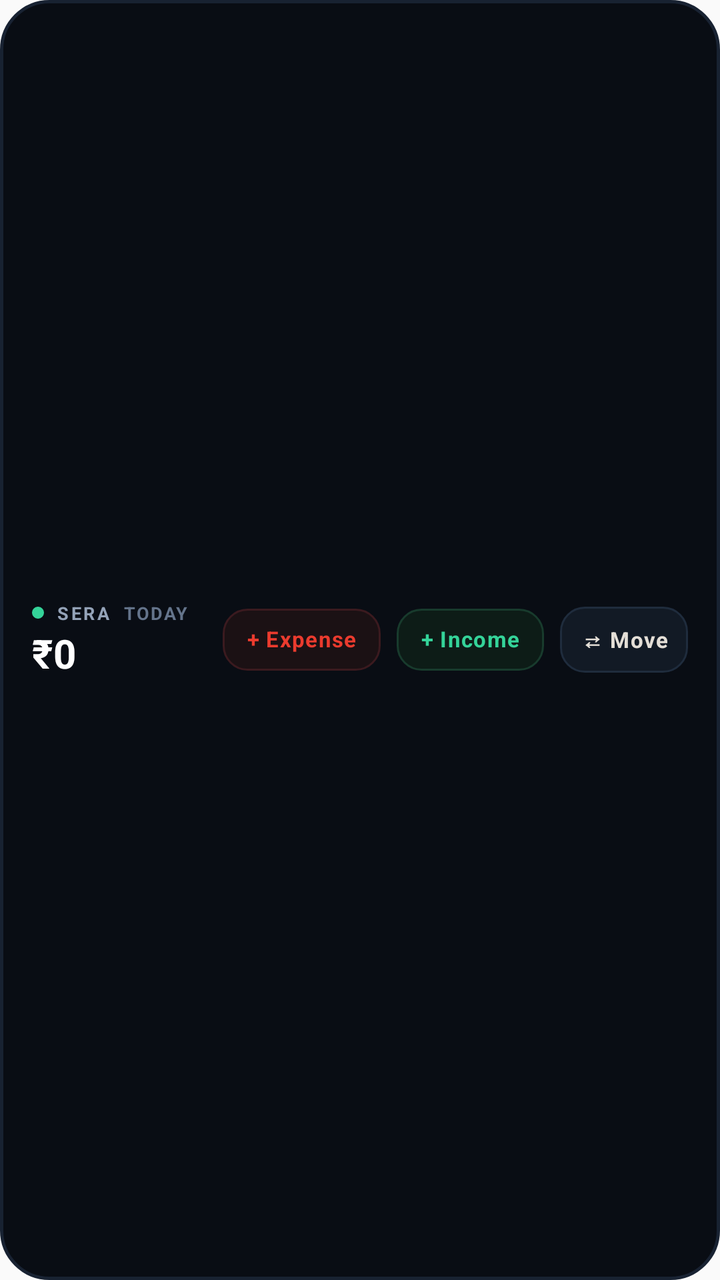
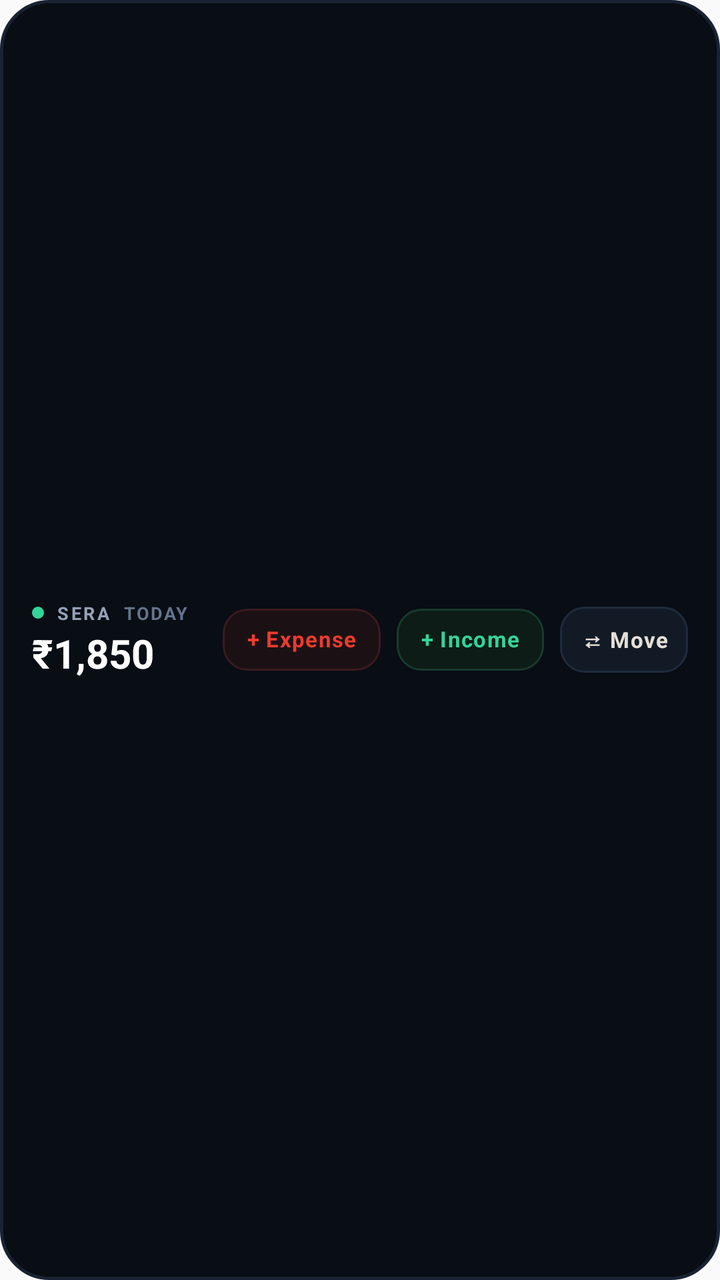

Compare the two renders of this Android layout. The source of the first and the diff that turns it into the second are given below.
<!-- AndroidManifest.xml: application theme AppTheme -->
<!-- res/layout/sera_widget_quick_action.xml -->
<?xml version="1.0" encoding="utf-8"?>
<LinearLayout xmlns:android="http://schemas.android.com/apk/res/android"
    android:id="@+id/widget_quick_action_root"
    android:layout_width="match_parent"
    android:layout_height="match_parent"
    android:background="@drawable/widget_card_bg"
    android:gravity="center_vertical"
    android:orientation="horizontal"
    android:paddingStart="16dp"
    android:paddingTop="12dp"
    android:paddingEnd="16dp"
    android:paddingBottom="12dp">

    
    <LinearLayout
        android:layout_width="0dp"
        android:layout_height="wrap_content"
        android:layout_weight="1"
        android:gravity="center_vertical"
        android:orientation="vertical">

        <LinearLayout
            android:layout_width="wrap_content"
            android:layout_height="wrap_content"
            android:gravity="center_vertical"
            android:orientation="horizontal">

            <ImageView
                android:layout_width="6dp"
                android:layout_height="6dp"
                android:contentDescription="Live"
                android:src="@drawable/widget_dot_live" />

            <TextView
                android:id="@+id/widget_qa_brand"
                android:layout_width="wrap_content"
                android:layout_height="wrap_content"
                android:layout_marginStart="6dp"
                android:letterSpacing="0.14"
                android:text="SERA"
                android:textColor="#94A3B8"
                android:textSize="9sp"
                android:textStyle="bold" />

            <TextView
                android:layout_width="wrap_content"
                android:layout_height="wrap_content"
                android:layout_marginStart="6dp"
                android:letterSpacing="0.08"
                android:text="TODAY"
                android:textColor="#64748B"
                android:textSize="9sp"
                android:textStyle="bold" />
        </LinearLayout>

        <TextView
            android:id="@+id/widget_qa_today_spent"
            android:layout_width="wrap_content"
            android:layout_height="wrap_content"
            android:layout_marginTop="3dp"
            android:ellipsize="end"
            android:includeFontPadding="false"
            android:maxLines="1"
            android:text="₹0"
            android:textColor="#FFFFFF"
            android:textSize="20sp"
            android:textStyle="bold" />
    </LinearLayout>

    
    <LinearLayout
        android:layout_width="wrap_content"
        android:layout_height="wrap_content"
        android:gravity="center_vertical"
        android:orientation="horizontal">

        <TextView
            android:id="@+id/btn_qa_expense"
            android:layout_width="wrap_content"
            android:layout_height="wrap_content"
            android:background="@drawable/widget_btn_expense_bg"
            android:gravity="center"
            android:includeFontPadding="false"
            android:letterSpacing="0.04"
            android:maxLines="1"
            android:paddingStart="12dp"
            android:paddingTop="9dp"
            android:paddingEnd="12dp"
            android:paddingBottom="9dp"
            android:text="+ Expense"
            android:textColor="#EB3B2E"
            android:textSize="11sp"
            android:textStyle="bold" />

        <TextView
            android:id="@+id/btn_qa_income"
            android:layout_width="wrap_content"
            android:layout_height="wrap_content"
            android:layout_marginStart="8dp"
            android:background="@drawable/widget_btn_income_bg"
            android:gravity="center"
            android:includeFontPadding="false"
            android:letterSpacing="0.04"
            android:maxLines="1"
            android:paddingStart="12dp"
            android:paddingTop="9dp"
            android:paddingEnd="12dp"
            android:paddingBottom="9dp"
            android:text="+ Income"
            android:textColor="#34D399"
            android:textSize="11sp"
            android:textStyle="bold" />

        <TextView
            android:id="@+id/btn_qa_transfer"
            android:layout_width="wrap_content"
            android:layout_height="wrap_content"
            android:layout_marginStart="8dp"
            android:background="@drawable/widget_btn_neutral_bg"
            android:gravity="center"
            android:includeFontPadding="false"
            android:letterSpacing="0.04"
            android:maxLines="1"
            android:paddingStart="10dp"
            android:paddingTop="9dp"
            android:paddingEnd="10dp"
            android:paddingBottom="9dp"
            android:text="⇄ Move"
            android:textColor="#E4DFD7"
            android:textSize="11sp"
            android:textStyle="bold" />
    </LinearLayout>
</LinearLayout>
<!-- resources referenced by this layout -->
<resources>
  <!-- drawable widget_btn_expense_bg (drawable) -->
  <?xml version="1.0" encoding="utf-8"?>
  <shape xmlns:android="http://schemas.android.com/apk/res/android"
      android:shape="rectangle">
      <solid android:color="#1B1114" />
      <corners android:radius="12dp" />
      <stroke
          android:width="1dp"
          android:color="#3B1A1F" />
  </shape>
  <!-- drawable widget_btn_income_bg (drawable) -->
  <?xml version="1.0" encoding="utf-8"?>
  <shape xmlns:android="http://schemas.android.com/apk/res/android"
      android:shape="rectangle">
      <solid android:color="#0D1C17" />
      <corners android:radius="12dp" />
      <stroke
          android:width="1dp"
          android:color="#183B2D" />
  </shape>
  <!-- drawable widget_btn_neutral_bg (drawable) -->
  <?xml version="1.0" encoding="utf-8"?>
  <shape xmlns:android="http://schemas.android.com/apk/res/android"
      android:shape="rectangle">
      <solid android:color="#121A25" />
      <corners android:radius="12dp" />
      <stroke
          android:width="1dp"
          android:color="#1F2C3D" />
  </shape>
  <!-- drawable widget_card_bg (drawable) -->
  <?xml version="1.0" encoding="utf-8"?>
  <shape xmlns:android="http://schemas.android.com/apk/res/android"
      android:shape="rectangle">
      <solid android:color="#090D14" />
      <corners android:radius="24dp" />
      <stroke
          android:width="1.5dp"
          android:color="#182232" />
  </shape>
  <!-- drawable widget_dot_live (drawable) -->
  <?xml version="1.0" encoding="utf-8"?>
  <shape xmlns:android="http://schemas.android.com/apk/res/android"
      android:shape="oval">
      <solid android:color="#34D399" />
      <size
          android:width="6dp"
          android:height="6dp" />
  </shape>
  <style name="AppTheme" parent="Theme.AppCompat.DayNight.NoActionBar">
          
          <item name="android:editTextBackground">@drawable/rn_edit_text_material</item>
      </style>
  <!-- drawable rn_edit_text_material (drawable) -->
  <?xml version="1.0" encoding="utf-8"?>
  <inset xmlns:android="http://schemas.android.com/apk/res/android"
         android:insetLeft="@dimen/abc_edit_text_inset_horizontal_material"
         android:insetRight="@dimen/abc_edit_text_inset_horizontal_material"
         android:insetTop="@dimen/abc_edit_text_inset_top_material"
         android:insetBottom="@dimen/abc_edit_text_inset_bottom_material"
         >
  
      <selector>
          
          <item android:state_enabled="false" android:drawable="@drawable/abc_textfield_default_mtrl_alpha"/>
          <item android:drawable="@drawable/abc_textfield_activated_mtrl_alpha"/>
      </selector>
  
  </inset>
</resources>

<!-- the commit's change to res/layout/sera_widget_quick_action.xml (unified diff, before → after) -->
@@ -61,7 +61,7 @@
             android:ellipsize="end"
             android:includeFontPadding="false"
             android:maxLines="1"
-            android:text="₹0"
+            android:text="₹1,850"
             android:textColor="#FFFFFF"
             android:textSize="20sp"
             android:textStyle="bold" />
